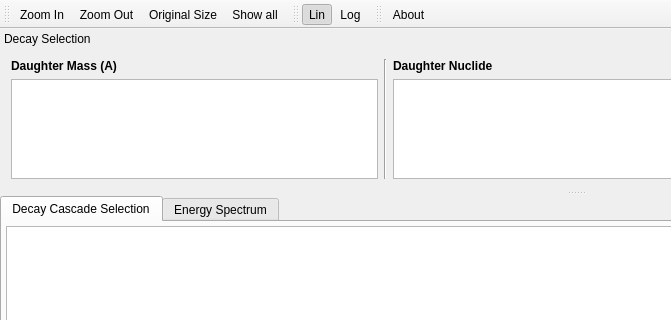
Above: spectrator/Spectrator.ui from ferdymercury/nuclei before the change; both pictures show x 0 to 671 and y 0 to 320 of the 1152 by 858 pixel window. Below: the same form after it.
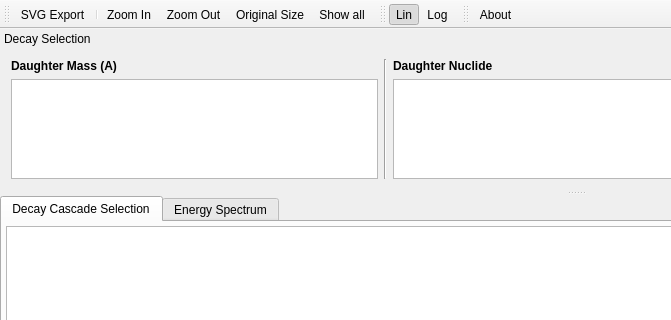
That is the form after the change. Icons and pictures are not drawn. Custom widgets are drawn as their Qt base class.

```diff
--- a/spectrator/Spectrator.ui
+++ b/spectrator/Spectrator.ui
@@ -231,6 +231,8 @@
    <attribute name="toolBarBreak">
     <bool>false</bool>
    </attribute>
+   <addaction name="actionSVG_Export"/>
+   <addaction name="separator"/>
    <addaction name="actionZoom_In"/>
    <addaction name="actionZoom_Out"/>
    <addaction name="actionOriginal_Size"/>
@@ -903,6 +905,18 @@
     <string>Logarithmic Y-Axis Scaling</string>
    </property>
   </action>
+  <action name="actionSVG_Export">
+   <property name="icon">
+    <iconset resource="spectrator.qrc">
+     <normaloff>:/document-export.png</normaloff>:/document-export.png</iconset>
+   </property>
+   <property name="text">
+    <string>SVG Export</string>
+   </property>
+   <property name="toolTip">
+    <string>Export as SVG File</string>
+   </property>
+  </action>
  </widget>
  <layoutdefault spacing="6" margin="11"/>
  <customwidgets>
```
